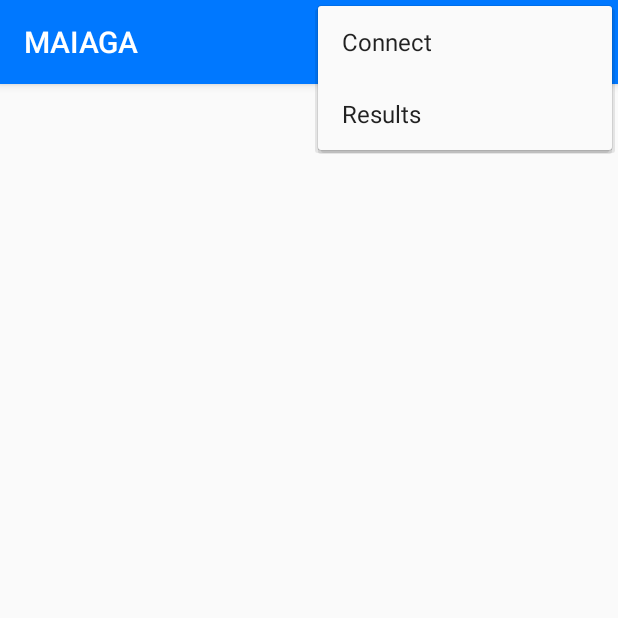
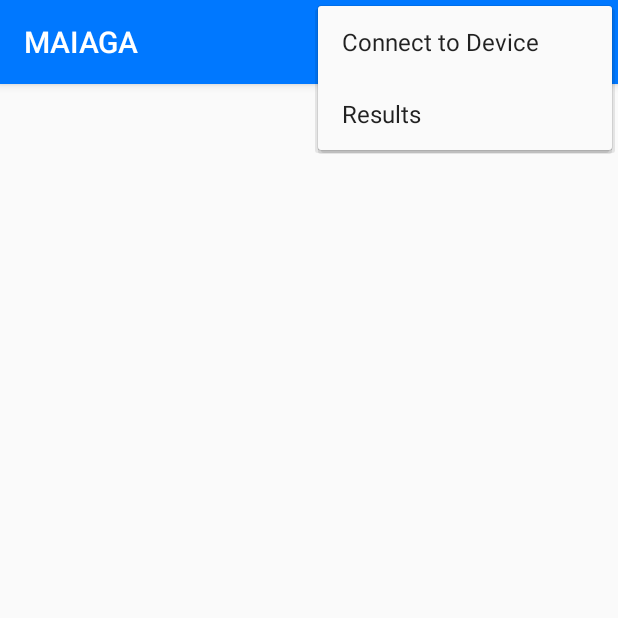
Before and after one commit to l-korous/maiaga-android, an Android app: the screen it shows after launch (MainActivity), with the options menu open, on a phone screen of 412 x 824 dp, the top half of it. Run offline under Robolectric (Android 15) with nearby library versions, the phone set to English and light mode, and no system bars; 1 statement that could not run was skipped.

Commit message:
CS - !!! je defaultní

```diff
--- a/app/src/main/AndroidManifest.xml
+++ b/app/src/main/AndroidManifest.xml
@@ -7,6 +7,7 @@
 
     <application
         android:allowBackup="true"
+        android:name=".App"
         android:icon="@mipmap/ic_launcher"
         android:label="@string/app_name"
         android:supportsRtl="true"
--- /dev/null
+++ b/app/src/main/java/com/maiaga/App.java
@@ -0,0 +1,23 @@
+package com.maiaga;
+
+import android.app.Application;
+import android.content.Context;
+
+/**
+ * Created by lukas on 7/9/2017.
+ */
+
+public class App extends Application{
+
+    private static Context mContext;
+
+    @Override
+    public void onCreate() {
+        super.onCreate();
+        mContext = this;
+    }
+
+    public static Context getContext(){
+        return mContext;
+    }
+}
--- a/app/src/main/java/com/maiaga/ConnectorConnectionState.java
+++ b/app/src/main/java/com/maiaga/ConnectorConnectionState.java
@@ -6,13 +6,13 @@ package com.maiaga;
 
 public enum ConnectorConnectionState {
     // Initial state with no user action
-    ReadyToConnect("Ready to connect"),
+    ReadyToConnect(App.getContext().getString(R.string.ready_to_connect)),
     // During connection
-    Connecting("Connecting..."),
+    Connecting(App.getContext().getString(R.string.connecting)),
     // Impossible to connect
-    CantConnect("Cannot connect"),
+    CantConnect(App.getContext().getString(R.string.cant_connect)),
     // Connected
-    Connected("Connected");
+    Connected(App.getContext().getString(R.string.connected));
 
     private String string;
 
--- a/app/src/main/java/com/maiaga/MainActivity.java
+++ b/app/src/main/java/com/maiaga/MainActivity.java
@@ -3,6 +3,7 @@ package com.maiaga;
 import android.app.Activity;
 import android.app.ProgressDialog;
 import android.content.Intent;
+import android.content.res.Resources;
 import android.graphics.drawable.BitmapDrawable;
 import android.os.Build;
 import android.os.Handler;
@@ -10,6 +11,7 @@ import android.os.Message;
 import android.support.annotation.RequiresApi;
 import android.support.v7.app.AppCompatActivity;
 import android.os.Bundle;
+import android.util.DisplayMetrics;
 import android.util.Log;
 import android.view.Menu;
 import android.view.MenuInflater;
@@ -20,6 +22,8 @@ import android.widget.ImageView;
 import android.widget.TextView;
 import android.widget.Toast;
 
+import java.util.Locale;
+
 import pl.droidsonroids.gif.GifImageView;
 import pl.droidsonroids.gif.GifTextView;
 
@@ -27,9 +31,17 @@ public class MainActivity extends AppCompatActivity {
     private static final int requestDeviceConnect = 1;
     private static final int requestBluetooth = 2;
 
+    @RequiresApi(api = Build.VERSION_CODES.JELLY_BEAN_MR1)
     @Override
     protected void onCreate(Bundle savedInstanceState) {
         super.onCreate(savedInstanceState);
+
+        Resources res = getApplicationContext().getResources();
+        DisplayMetrics dm = res.getDisplayMetrics();
+        android.content.res.Configuration conf = res.getConfiguration();
+        conf.setLocale(new Locale("cs")); // API 17+ only.
+        res.updateConfiguration(conf, dm);
+
         Thread.setDefaultUncaughtExceptionHandler(new TopExceptionHandler(this));
 
         mProcessor = new Processor(mHandler);
@@ -239,15 +251,18 @@ public class MainActivity extends AppCompatActivity {
         mCurrentThrowState = throwState;
         if(throwState != ThrowState.ResultsAvailable) {
             showStatus(mCurrentThrowState.toHumanReadableString());
+
             mPngView.setVisibility(View.GONE);
-            if(mPngView.getDrawable() != null) {
+            if (mPngView.getDrawable() != null) {
                 try {
                     ((BitmapDrawable) mPngView.getDrawable()).getBitmap().recycle();
+                    mPngView.setImageDrawable(null);
                 } catch (java.lang.RuntimeException e) {
                 }
             }
-            mGifView.setVisibility(View.GONE);
         }
+
+        mGifView.setVisibility(View.GONE);
         switch(throwState) {
             case NoThrow:
                 mPngView.setVisibility(View.VISIBLE);
--- a/app/src/main/java/com/maiaga/MockConnector.java
+++ b/app/src/main/java/com/maiaga/MockConnector.java
@@ -52,7 +52,7 @@ public class MockConnector implements Runnable {
                 while (!Thread.currentThread().isInterrupted() && !mStop) {
                     int r = (int) Math.floor(Math.random() * 10);
                     int r1 = (int) Math.floor(Math.random() * 10);
-                    String s = "$GPRMC," + Integer.toString(timeInt) + ".000,A,4003.0" + Integer.toString(r) + "40,N,10512.7" + Integer.toString(r) + "92,W," + (i++ % 28 > 14 ? "5" : "0") + "." + Integer.toString(r1) + "0,144.75,141112,,*19\n" +
+                    String s = "$GPRMC," + Integer.toString(timeInt) + ".000,A,4003.0" + Integer.toString(r) + "40,N,10512.7" + Integer.toString(r) + "92,W," + (i++ % 30 > 15 ? "5" : "0") + "." + Integer.toString(r1) + "0,144.75,141112,,*19\n" +
                             "$GPGGA," + Integer.toString(timeInt) + ".000,4003.0" + Integer.toString(r1) + "40,N,10512.7" + Integer.toString(r1) + "92,W,1,08,1.6,157" + Integer.toString(r) + ".9,M,-20.7,M,,0000*5F\n";
                     timeInt = ((timeInt / 100) * 100) + ((timeInt - ((timeInt / 100) * 100) + 1) % 60);
 
--- a/app/src/main/java/com/maiaga/ProcessorConnectionState.java
+++ b/app/src/main/java/com/maiaga/ProcessorConnectionState.java
@@ -8,13 +8,13 @@ public enum ProcessorConnectionState {
     // While connector not connected, or connecting.
     None(""),
     // Connected, data not being fetched
-    TryingToFetchData("Connected, trying to fetch data..."),
+    TryingToFetchData(App.getContext().getString(R.string.trying_to_fetch_data)),
     // Good state, fetching data, all fine
-    FetchingDataGps("GPS data coming in..."),
+    FetchingDataGps(App.getContext().getString(R.string.fetching_data_gps)),
     // As above, data being fetched, no GPS signal
-    FetchingDataNoGps("Waiting for GPS data..."),
+    FetchingDataNoGps(App.getContext().getString(R.string.fetching_data_no_gps)),
     // As above, no data being fetched, but we thing BT will just kick back in when in range
-    FetchingDataNoDataTemporary("Bad bluetooth signal, get closer to MAIAGA device...");
+    FetchingDataNoDataTemporary(App.getContext().getString(R.string.fetching_data_no_data_temporary));
 
     private String string;
 
--- a/app/src/main/java/com/maiaga/ThrowState.java
+++ b/app/src/main/java/com/maiaga/ThrowState.java
@@ -5,11 +5,11 @@ package com.maiaga;
  */
 
 public enum ThrowState {
-    NoThrow("Waiting for a throw..."),
-    InThrow("Flying..."),
-    AfterThrow("Getting results..."),
+    NoThrow(App.getContext().getString(R.string.no_throw)),
+    InThrow(App.getContext().getString(R.string.in_throw)),
+    AfterThrow(App.getContext().getString(R.string.after_throw)),
     // The Processor is never physically in this state, it reports it is and then it switches to None right away.
-    ResultsAvailable("Good job!");
+    ResultsAvailable(App.getContext().getString(R.string.results_available));
 
     private String string;
 
--- a/app/src/main/res/layout-land/activity_main.xml
+++ b/app/src/main/res/layout-land/activity_main.xml
@@ -10,7 +10,7 @@
         android:layout_height="wrap_content"
         android:layout_centerHorizontal="true"
         android:onClick="buttonClick"
-        android:text="@string/connect_to_device"
+        android:text="@string/connect"
         app:layout_constraintTop_toBottomOf="@+id/statusTextView"
         app:layout_goneMarginTop="20dp"
         android:layout_marginTop="20dp"/>
--- a/app/src/main/res/layout-xlarge/activity_main.xml
+++ b/app/src/main/res/layout-xlarge/activity_main.xml
@@ -10,7 +10,7 @@
         android:layout_height="wrap_content"
         android:layout_centerHorizontal="true"
         android:onClick="buttonClick"
-        android:text="@string/connect_to_device"
+        android:text="@string/connect"
         app:layout_constraintTop_toBottomOf="@+id/statusTextView"
         app:layout_goneMarginTop="20dp"
         android:layout_marginTop="20dp"/>
--- a/app/src/main/res/layout/activity_main.xml
+++ b/app/src/main/res/layout/activity_main.xml
@@ -11,7 +11,7 @@
         android:layout_centerHorizontal="true"
         android:layout_margin="20dp"
         android:onClick="buttonClick"
-        android:text="@string/connect_to_device"
+        android:text="@string/connect"
         app:layout_constraintLeft_toLeftOf="parent"
         app:layout_constraintRight_toRightOf="parent"
         app:layout_constraintTop_toTopOf="parent"
--- a/app/src/main/res/values/strings.xml
+++ b/app/src/main/res/values/strings.xml
@@ -1,15 +1,28 @@
 <resources>
     <string name="app_name">MAIAGA</string>
-    <string name="title_paired_devices">Paired Maiaga devices</string>
-    <string name="none_paired">No paired Maiaga device - go to your Bluetooth settings and pair your Maiaga device.</string>
-    <string name="cant_connect">Could not connect to a Maiaga device, verify that it is on.</string>
+    <string name="title_paired_devices">Paired MAIAGA devices</string>
+    <string name="none_paired">No paired MAIAGA device - go to your Bluetooth settings and pair your MAIAGA device.</string>
+    <string name="cant_connect">Could not connect to a MAIAGA device, verify that it is on.</string>
     <string name="denied_bt">You need to approve turning on Bluetooth functionality, in order for this application to work.</string>
     <string name="could_not_close_socket">Could not close socket.</string>
-    <string name="device_connected">Maiaga device Connected.</string>
-    <string name="connect_to_device">Connect to Device</string>
+    <string name="connected">MAIAGA device Connected.</string>
+    <string name="connect">Connect to Device</string>
     <string name="no_bt">There is no bluetooth available on your phone / tablet / laptop.</string>
-    <string name="disconnected">Maiaga device disconnected / out of range.</string>
-    <string name="connect">Connect</string>
+    <string name="disconnected">MAIAGA device disconnected / out of range.</string>
     <string name="disconnect">Disconnect</string>
     <string name="results">Results</string>
+    <string name="no_throw">Waiting for a throw...</string>
+    <string name="in_throw">Flying...</string>
+    <string name="after_throw">Getting results...</string>
+    <string name="results_available">Good job!</string>
+    <string name="ready_to_connect">Ready to Connect</string>
+    <string name="connecting">Connecting...</string>
+    <string name="trying_to_fetch_data">Connected, trying to fetch data...</string>
+    <string name="fetching_data_gps">GPS data coming in...</string>
+    <string name="fetching_data_no_gps">Waiting for GPS data...</string>
+    <string name="fetching_data_no_data_temporary">Bad bluetooth signal, get closer to MAIAGA device...</string>
+    <string name="distance">Distance</string>
+    <string name="maxAltitude">Max. Altitude</string>
+    <string name="maxSpeed">Max. Speed</string>
+    <string name="airTime">Air Time</string>
 </resources>
```
Also changed, not shown: app/src/main/java/com/maiaga/DisplayResultActivity.java (+17 -4 lines), app/src/main/res/mipmap-hdpi/ic_launcher.png, app/src/main/res/mipmap-mdpi/ic_launcher.png, app/src/main/res/mipmap-xhdpi/ic_launcher.png, app/src/main/res/mipmap-xxhdpi/ic_launcher.png, app/src/main/res/mipmap-xxxhdpi/ic_launcher.png, 3 other files.
